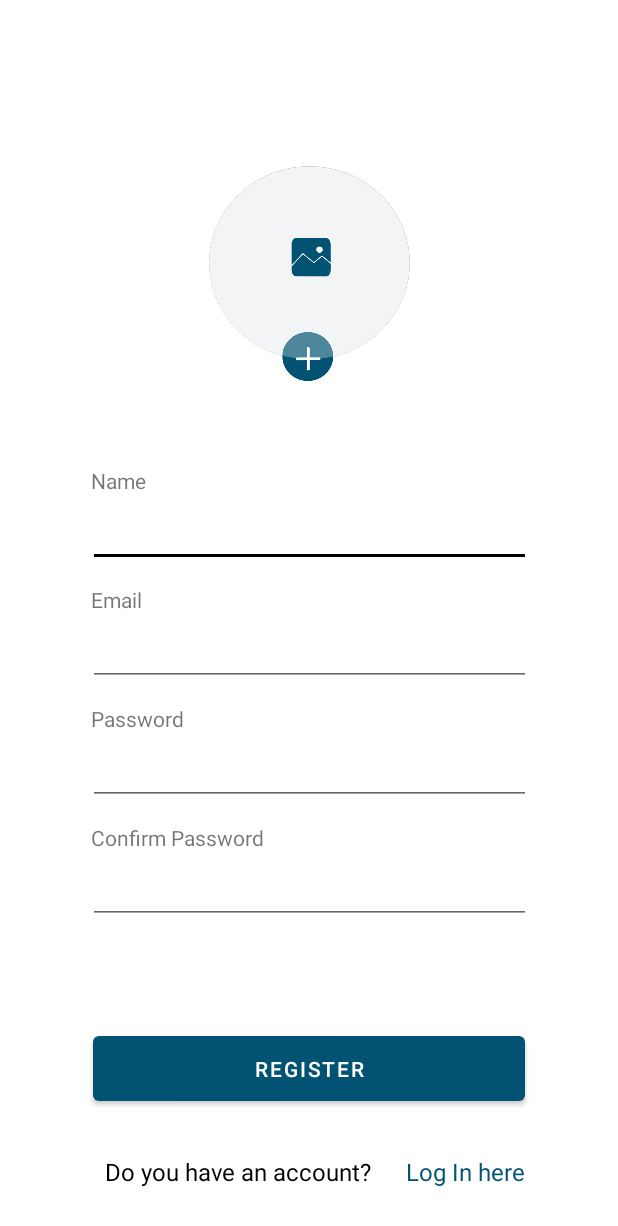
After one commit to pablodiazsanz/Net4-Proyecto-Integrador, an Android app: the SignUpActivity screen opened directly, with no data from a screen before it, on a phone screen of 412 x 824 dp. The commit adds this screen. Shown: the top 1226 px of the screen. Run offline under Robolectric (Android 15) with nearby library versions, the phone set to English and light mode, and no system bars; pictures from the network do not load.

Commit message:
rama Sign UP terminada

```diff
--- a/app/src/main/java/com/pass/net4_proyecto_integrador/LogInActivity.java
+++ b/app/src/main/java/com/pass/net4_proyecto_integrador/LogInActivity.java
@@ -28,12 +28,12 @@ TextView txt_btn_sign_up;
             }
         });
 
-        /*txt_btn_sign_up.setOnClickListener(new View.OnClickListener() {
+        txt_btn_sign_up.setOnClickListener(new View.OnClickListener() {
             @Override
             public void onClick(View v) {
-                Intent intent = new Intent(LogIn.this, SignUp.class);
+                Intent intent = new Intent(LogInActivity.this, SignUpActivity.class);
                 startActivity(intent);
             }
-        });*/
+        });
     }
 }
--- /dev/null
+++ b/app/src/main/java/com/pass/net4_proyecto_integrador/SignUpActivity.java
@@ -0,0 +1,51 @@
+package com.pass.net4_proyecto_integrador;
+
+import androidx.appcompat.app.AppCompatActivity;
+
+import android.content.Intent;
+import android.os.Bundle;
+import android.view.View;
+import android.widget.ImageView;
+import android.widget.TextView;
+
+import com.bumptech.glide.Glide;
+import com.bumptech.glide.load.resource.drawable.DrawableTransitionOptions;
+
+public class SignUpActivity extends AppCompatActivity {
+
+    private ImageView signUpImg;
+    private TextView txtLogIn;
+    protected  SignUpActivity signUpAct = this;
+    @Override
+    protected void onCreate(Bundle savedInstanceState) {
+        super.onCreate(savedInstanceState);
+        setContentView(R.layout.activity_sign_up);
+        signUpImg = findViewById(R.id.img_start);
+        txtLogIn = findViewById(R.id.txt_SignUpToLogIn);
+        String pathIconSignUp = "https://images.unsplash.com/photo-1528763380143-65b3ac89a3ff?ixid=MXwxMjA3fDB8MHxwaG90by1wYWdlfHx8fGVufDB8fHw%3D&ixlib=rb-1.2.1&auto=format&fit=crop&w=635&q=80";
+
+
+        signUpImg.setOnClickListener(new View.OnClickListener() {
+            @Override
+            public void onClick(View v) {
+                signUpImg = findViewById(R.id.img_start);
+                signUpImg.clearFocus();
+
+                Glide.with(signUpAct)
+                        .load(pathIconSignUp)
+                        .centerCrop()
+                        .transition(DrawableTransitionOptions.withCrossFade(500))
+                        .circleCrop()
+                        .into(signUpImg);
+            }
+        });
+
+        txtLogIn.setOnClickListener(new View.OnClickListener() {
+            @Override
+            public void onClick(View v) {
+                Intent intent = new Intent(SignUpActivity.this, LogInActivity.class);
+                startActivity(intent);
+            }
+        });
+    }
+    }
--- /dev/null
+++ b/app/src/main/res/layout/activity_sign_up.xml
@@ -0,0 +1,279 @@
+<?xml version="1.0" encoding="utf-8"?>
+<androidx.constraintlayout.widget.ConstraintLayout xmlns:android="http://schemas.android.com/apk/res/android"
+    xmlns:tools="http://schemas.android.com/tools"
+    android:layout_width="match_parent"
+    android:layout_height="match_parent"
+    xmlns:app="http://schemas.android.com/apk/res-auto">
+
+    <androidx.constraintlayout.widget.Guideline
+        android:id="@+id/gl_top"
+        android:layout_width="wrap_content"
+        android:layout_height="wrap_content"
+        android:orientation="horizontal"
+        app:layout_constraintGuide_percent="0.1" />
+
+    <androidx.constraintlayout.widget.Guideline
+        android:id="@+id/guidelineLeft"
+        android:layout_width="wrap_content"
+        android:layout_height="wrap_content"
+        android:orientation="vertical"
+        app:layout_constraintGuide_percent="0.15" />
+
+    <androidx.constraintlayout.widget.Guideline
+        android:id="@+id/guidelineRight"
+        android:layout_width="wrap_content"
+        android:layout_height="wrap_content"
+        android:orientation="vertical"
+        app:layout_constraintGuide_percent="0.85"
+        />
+
+    <androidx.constraintlayout.widget.Guideline
+        android:id="@+id/guidelineDown"
+        android:layout_width="wrap_content"
+        android:layout_height="wrap_content"
+        android:orientation="horizontal"
+        app:layout_constraintGuide_percent="0.98" />
+
+
+    <ImageView
+        android:id="@+id/img_start"
+        android:layout_width="134dp"
+        android:layout_height="143dp"
+        android:layout_marginTop="28dp"
+        android:background="@drawable/logo_aniadir_imagen_claro_sin_sombra"
+        app:layout_constraintEnd_toEndOf="parent"
+        app:layout_constraintStart_toStartOf="parent"
+        app:layout_constraintTop_toTopOf="@id/gl_top" />
+
+    <!-- <com.google.android.material.textfield.TextInputLayout
+        android:id="@+id/usernameTILSignUp"
+        style="@style/Widget.MaterialComponents.TextInputLayout.OutlinedBox"
+        android:layout_width="0dp"
+        android:layout_height="60dp"
+        android:layout_marginTop="60dp"
+        android:alpha="0.8"
+        android:hint=""
+        app:layout_constraintEnd_toEndOf="@id/guidelineRight"
+        app:layout_constraintHorizontal_bias="1.0"
+        app:layout_constraintStart_toStartOf="@id/guidelineLeft"
+        app:layout_constraintTop_toBottomOf="@+id/img_start">
+
+    </com.google.android.material.textfield.TextInputLayout>
+
+    <com.google.android.material.textfield.TextInputLayout
+        android:id="@+id/emailTILSignUp"
+        style="@style/Widget.MaterialComponents.TextInputLayout.OutlinedBox"
+        android:layout_width="0dp"
+        android:layout_height="60dp"
+        android:layout_marginTop="36dp"
+        android:alpha="0.8"
+        android:hint=""
+        app:layout_constraintEnd_toEndOf="@id/guidelineRight"
+        app:layout_constraintHorizontal_bias="0.0"
+        app:layout_constraintStart_toStartOf="@id/guidelineLeft"
+        app:layout_constraintTop_toBottomOf="@+id/usernameTILSignUp">
+
+        <com.google.android.material.textfield.TextInputEditText
+            android:layout_width="match_parent"
+            android:layout_height="match_parent"
+            android:inputType="textEmailAddress"
+            android:textSize="14sp" />
+    </com.google.android.material.textfield.TextInputLayout>
+
+    <com.google.android.material.textfield.TextInputLayout
+        android:id="@+id/passwordTILSignUp"
+        style="@style/Widget.MaterialComponents.TextInputLayout.OutlinedBox"
+        android:layout_width="0dp"
+        android:layout_height="60dp"
+        android:layout_marginTop="132dp"
+        android:alpha="0.8"
+        android:hint=""
+        app:layout_constraintEnd_toEndOf="@id/guidelineRight"
+        app:layout_constraintHorizontal_bias="0.0"
+        app:layout_constraintStart_toStartOf="@id/guidelineLeft"
+        app:layout_constraintTop_toBottomOf="@+id/usernameTILSignUp">
+
+        <com.google.android.material.textfield.TextInputEditText
+            android:layout_width="match_parent"
+            android:layout_height="match_parent"
+            android:inputType="textPassword"
+            android:textSize="14sp" />
+    </com.google.android.material.textfield.TextInputLayout>
+
+    <com.google.android.material.textfield.TextInputLayout
+        android:id="@+id/confirmPasswordTILSignUp"
+        style="@style/Widget.MaterialComponents.TextInputLayout.OutlinedBox"
+        android:layout_width="0dp"
+        android:layout_height="60dp"
+        android:layout_marginTop="228dp"
+        android:alpha="0.8"
+        android:hint=""
+        app:layout_constraintEnd_toEndOf="@id/guidelineRight"
+        app:layout_constraintHorizontal_bias="0.0"
+        app:layout_constraintStart_toStartOf="@id/guidelineLeft"
+        app:layout_constraintTop_toBottomOf="@+id/usernameTILSignUp">
+
+        <com.google.android.material.textfield.TextInputEditText
+            android:layout_width="match_parent"
+            android:layout_height="match_parent"
+            android:inputType="textPassword"
+            android:textSize="14sp" />
+    </com.google.android.material.textfield.TextInputLayout>-->
+
+    <LinearLayout
+        android:id="@+id/linearLayout"
+        android:layout_width="327dp"
+        android:layout_height="356dp"
+        android:orientation="vertical"
+        android:padding="16dp"
+        app:layout_constraintBottom_toBottomOf="parent"
+        app:layout_constraintEnd_toEndOf="parent"
+        app:layout_constraintStart_toStartOf="parent"
+        app:layout_constraintTop_toBottomOf="@+id/img_start"
+        app:layout_constraintVertical_bias="0.18">
+
+        <TextView
+            android:id="@+id/txtUsername"
+            android:layout_width="50dp"
+            android:layout_height="20dp"
+            android:layout_margin="2dp"
+            android:text="Name" />
+
+        <EditText
+            android:id="@+id/editTxtUsername"
+            android:layout_width="match_parent"
+            android:layout_height="wrap_content"
+            android:layout_marginBottom="10dp"
+            android:hint="" />
+
+        <TextView
+            android:id="@+id/txtEmail"
+            android:layout_width="40dp"
+            android:layout_height="20dp"
+            android:layout_margin="2dp"
+            android:text="Email" />
+
+        <EditText
+            android:id="@+id/editTxtEmail"
+            android:layout_width="match_parent"
+            android:layout_height="wrap_content"
+            android:layout_marginBottom="10dp"
+            android:hint=""
+            android:inputType="textEmailAddress"/>
+
+        <TextView
+            android:id="@+id/txtPassword"
+            android:layout_width="80dp"
+            android:layout_height="20dp"
+            android:layout_margin="2dp"
+            android:text="Password" />
+
+        <EditText
+            android:id="@+id/editTxtPassword"
+            android:layout_width="match_parent"
+            android:layout_height="wrap_content"
+            android:layout_marginBottom="10dp"
+            android:hint=""
+            android:inputType="textPassword" />
+
+        <TextView
+            android:id="@+id/txtConfirmPassword"
+            android:layout_width="200dp"
+            android:layout_height="20dp"
+            android:layout_margin="2dp"
+            android:text="Confirm Password" />
+
+        <EditText
+            android:id="@+id/editTxtConfirmPassword"
+            android:layout_width="match_parent"
+            android:layout_height="wrap_content"
+            android:hint=""
+            android:inputType="textPassword" />
+
+
+    </LinearLayout>
+
+    <TextView
+        android:id="@+id/txt_questionSignUp"
+        android:layout_width="wrap_content"
+        android:layout_height="wrap_content"
+        android:layout_marginStart="8dp"
+        android:layout_marginTop="30dp"
+        android:text="Do you have an account?"
+        android:textColor="@color/black"
+        android:textSize="16dp"
+        app:layout_constraintBottom_toTopOf="@+id/guidelineDown"
+        app:layout_constraintStart_toStartOf="@id/guidelineLeft"
+        app:layout_constraintTop_toBottomOf="@id/btn_register"
+        app:layout_constraintVertical_bias="0.0" />
+
+    <TextView
+        android:id="@+id/txt_SignUpToLogIn"
+        android:layout_width="wrap_content"
+        android:layout_height="wrap_content"
+        android:layout_marginTop="30dp"
+        android:text="Log In here"
+        android:textColor="@color/dark_blue"
+        android:textSize="16dp"
+        app:layout_constraintBottom_toTopOf="@+id/guidelineDown"
+        app:layout_constraintEnd_toEndOf="@id/guidelineRight"
+        app:layout_constraintHorizontal_bias="1.0"
+        app:layout_constraintStart_toEndOf="@+id/txt_questionSignUp"
+        app:layout_constraintTop_toBottomOf="@id/btn_register"
+        app:layout_constraintVertical_bias="0.0" />
+
+    <com.google.android.material.button.MaterialButton
+        android:id="@+id/btn_register"
+        style="@style/ButtonBlack"
+        android:layout_width="0dp"
+        android:layout_height="55dp"
+        android:layout_marginTop="36dp"
+        android:text="Register"
+        app:layout_constraintEnd_toStartOf="@+id/guidelineRight"
+        app:layout_constraintHorizontal_bias="1.0"
+        app:layout_constraintStart_toStartOf="@+id/guidelineLeft"
+        app:layout_constraintTop_toBottomOf="@+id/linearLayout"></com.google.android.material.button.MaterialButton>
+
+    <!-- <TextView
+         android:id="@+id/txtName"
+         android:layout_width="wrap_content"
+         android:layout_height="wrap_content"
+         android:layout_marginStart="8dp"
+         android:layout_marginTop="28dp"
+         android:text="Name"
+         app:layout_constraintBottom_toTopOf="@+id/usernameTILSignUp"
+         app:layout_constraintStart_toStartOf="@+id/guidelineLeft"
+         app:layout_constraintTop_toBottomOf="@+id/img_start"
+         app:layout_constraintVertical_bias="0.241" />
+
+     <TextView
+         android:id="@+id/txtEmail"
+         android:layout_width="wrap_content"
+         android:layout_height="wrap_content"
+         android:layout_marginStart="8dp"
+         android:layout_marginBottom="4dp"
+         android:text="Email"
+         app:layout_constraintBottom_toTopOf="@+id/emailTILSignUp"
+         app:layout_constraintStart_toStartOf="@+id/guidelineLeft" />
+
+     <TextView
+         android:id="@+id/txtPassword"
+         android:layout_width="wrap_content"
+         android:layout_height="wrap_content"
+         android:layout_marginStart="8dp"
+         android:layout_marginBottom="4dp"
+         android:text="Password"
+         app:layout_constraintBottom_toTopOf="@+id/passwordTILSignUp"
+         app:layout_constraintStart_toStartOf="@+id/guidelineLeft" />
+     <TextView
+         android:id="@+id/txtComfirmPassword"
+         android:layout_width="wrap_content"
+         android:layout_height="wrap_content"
+         android:layout_marginStart="8dp"
+         android:layout_marginBottom="4dp"
+         android:text="Confirm Password"
+         app:layout_constraintBottom_toTopOf="@+id/confirmPasswordTILSignUp"
+         app:layout_constraintStart_toStartOf="@+id/guidelineLeft" />-->
+
+
+</androidx.constraintlayout.widget.ConstraintLayout>
--- a/app/src/main/res/values/themes.xml
+++ b/app/src/main/res/values/themes.xml
@@ -26,7 +26,7 @@
         <!-- Status bar color. -->
         <item name="android:statusBarColor" tools:targetApi="l">?attr/colorPrimaryVariant</item>
         <!-- Customize your theme here. -->
-        <item name="colorAccent">@color/light_brown</item>
+        <item name="colorAccent">@color/black</item>
     </style>
     <style name="ButtonBlack" parent="Widget.MaterialComponents.Button">
         <item name="backgroundTint">@color/statelist_black</item>
```
Also changed, not shown: app/build.gradle (+8 -2 lines), app/src/main/AndroidManifest.xml (+7 -3 lines), app/src/main/res/drawable-v24/logo_aniadir_imagen.png (added), app/src/main/res/drawable-v24/logo_aniadir_imagen_claro.png (added), app/src/main/res/drawable-v24/logo_aniadir_imagen_claro_sin_sombra.png (added).
